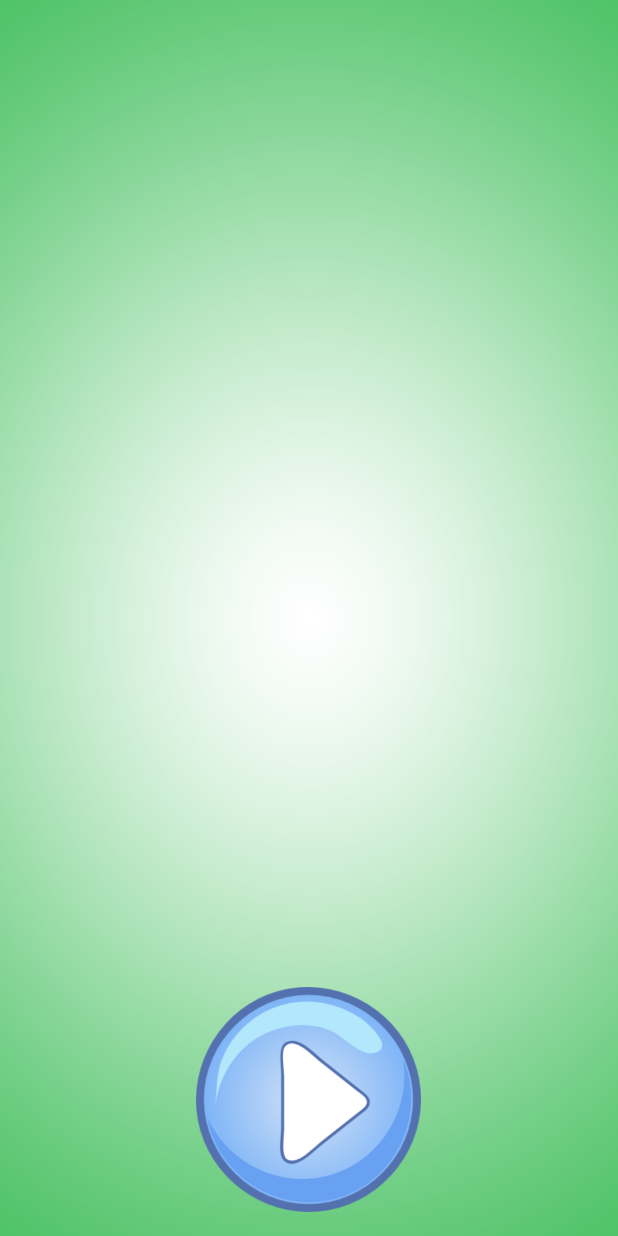
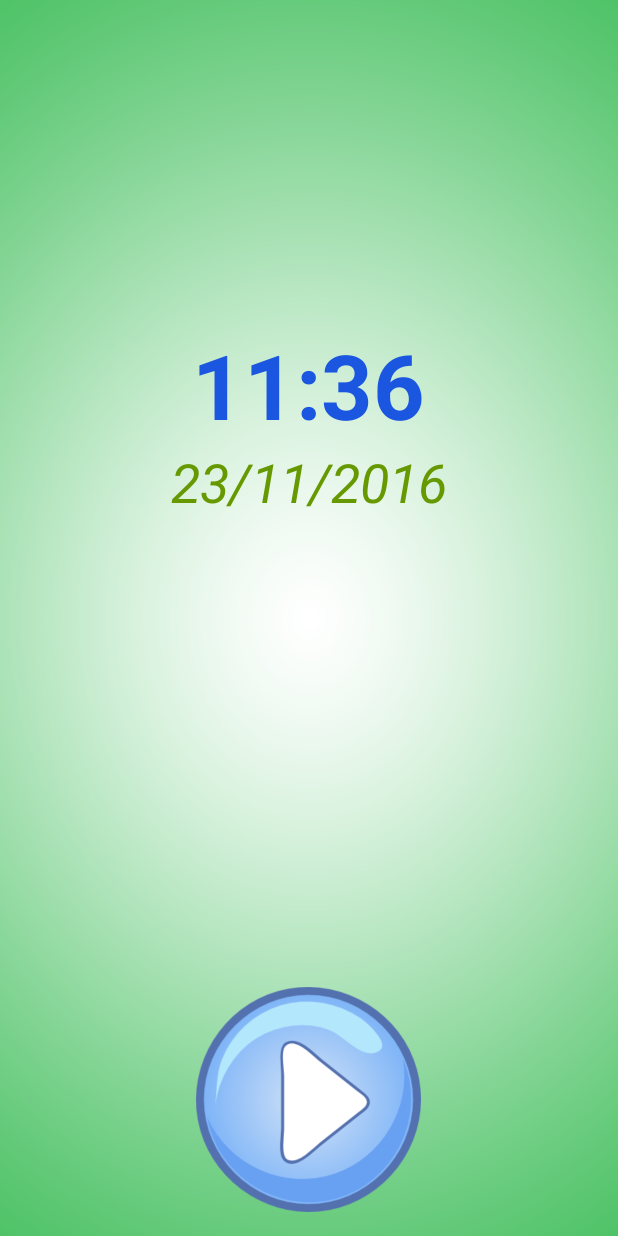
Before and after one commit to masterUNG/Pook-Alert, an Android app: the screen it shows after launch (MainActivity), on a phone screen of 412 x 824 dp. Run offline under Robolectric (Android 15) with nearby library versions, the phone set to English and light mode, and no system bars.

Commit message:
create 3 Activity

```diff
--- a/app/src/main/AndroidManifest.xml
+++ b/app/src/main/AndroidManifest.xml
@@ -15,6 +15,8 @@
                 <category android:name="android.intent.category.LAUNCHER" />
             </intent-filter>
         </activity>
+        <activity android:name=".SetupTime" />
+        <activity android:name=".SetupSound"></activity>
     </application>
 
 </manifest>
--- a/app/src/main/res/layout/activity_main.xml
+++ b/app/src/main/res/layout/activity_main.xml
@@ -19,4 +19,26 @@
         android:id="@+id/imageView"
         android:layout_centerHorizontal="true"
         android:layout_alignParentBottom="true" />
+
+    <TextView
+        android:text="11:36"
+        android:layout_width="wrap_content"
+        android:layout_height="wrap_content"
+        android:id="@+id/textView"
+        android:textSize="60sp"
+        android:textStyle="normal|bold"
+        android:layout_centerHorizontal="true"
+        android:layout_marginTop="200dp"
+        android:textColor="#1b56e0" />
+
+    <TextView
+        android:text="23/11/2016"
+        android:layout_width="wrap_content"
+        android:layout_height="wrap_content"
+        android:id="@+id/textView2"
+        android:textSize="36sp"
+        android:textStyle="normal|italic"
+        android:layout_centerHorizontal="true"
+        android:layout_below="@+id/textView"
+        android:textColor="@android:color/holo_green_dark" />
 </RelativeLayout>
```
Also changed, not shown: app/src/main/java/rtc/kanchana/sirirat/pookalert/SetupSound.java (added, +13 -0 lines), app/src/main/java/rtc/kanchana/sirirat/pookalert/SetupTime.java (added, +13 -0 lines), app/src/main/res/layout/activity_setup_sound.xml (added, +13 -0 lines), app/src/main/res/layout/activity_setup_time.xml (added, +13 -0 lines).
